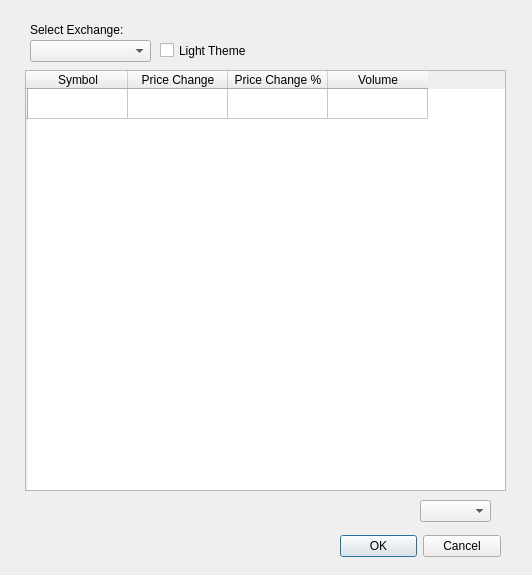
Above: windowqt.ui from pywizard/wavetrend before the change. Below: the same form after it.
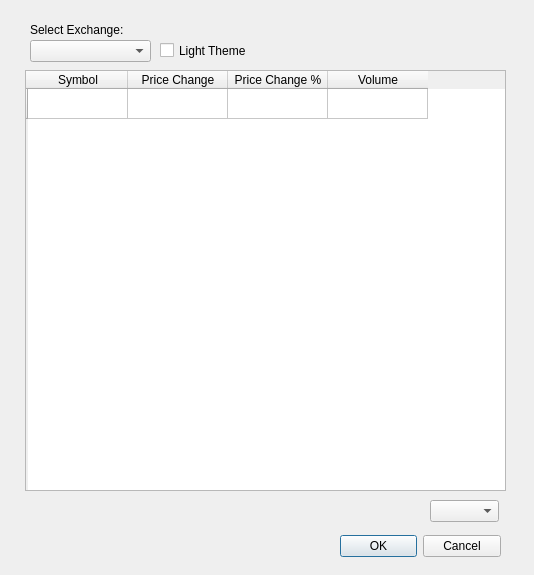
That is the form after the change. Icons and pictures are not drawn.

Commit message: introduce light theme

Diff of the .ui file:
```diff
--- a/windowqt.ui
+++ b/windowqt.ui
@@ -6,7 +6,7 @@
    <rect>
     <x>0</x>
     <y>0</y>
-    <width>532</width>
+    <width>534</width>
     <height>575</height>
    </rect>
   </property>
@@ -71,16 +71,6 @@
     </property>
    </column>
   </widget>
-  <widget class="QComboBox" name="comboBox">
-   <property name="geometry">
-    <rect>
-     <x>420</x>
-     <y>500</y>
-     <width>71</width>
-     <height>22</height>
-    </rect>
-   </property>
-  </widget>
   <widget class="QComboBox" name="exchangeCombobox">
    <property name="geometry">
     <rect>
@@ -117,6 +107,16 @@
     <string>Light Theme</string>
    </property>
   </widget>
+  <widget class="QComboBox" name="comboBox">
+   <property name="geometry">
+    <rect>
+     <x>430</x>
+     <y>500</y>
+     <width>69</width>
+     <height>22</height>
+    </rect>
+   </property>
+  </widget>
  </widget>
  <resources/>
  <connections>
```
Left out of the diff: 9 changed lines with no effect on the pictures. The commit also changes 1 other file.
